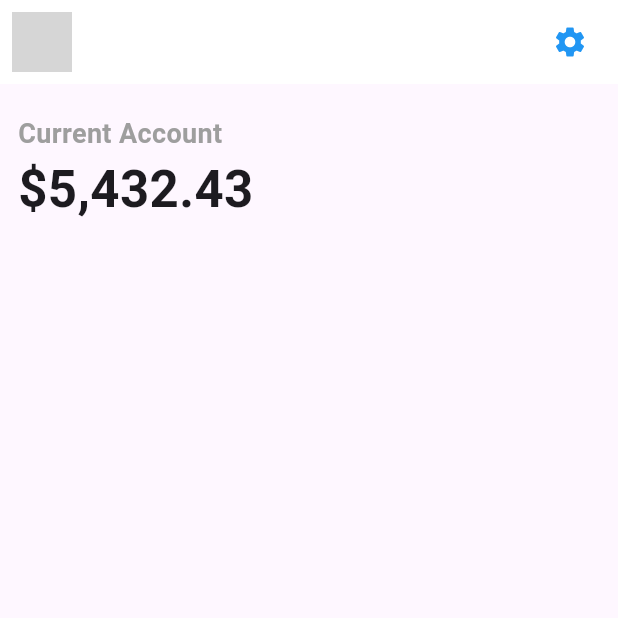
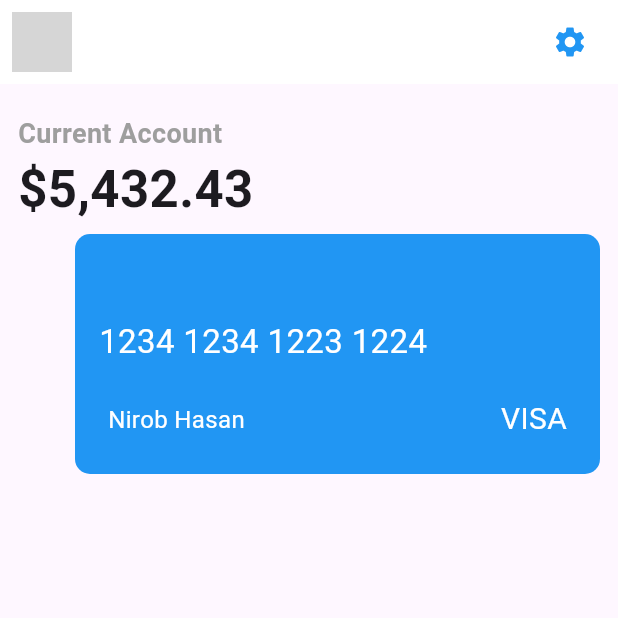
Before and after one commit to tutuldev/expense-app-with-flutter, a Flutter app: the screen it shows after launch, on a phone screen of 412 x 824 dp, the top half of it. Run offline on Flutter 3.47's test engine with Material 3 defaults, Android fonts, the phone set to English and light mode, and no system bars; network calls fail; grey boxes are pictures that could not be loaded.

Commit message:
card section

```diff
--- a/lib/screens/my_home_screen.dart
+++ b/lib/screens/my_home_screen.dart
@@ -1,3 +1,4 @@
+import 'package:expense_app/screens/widgets/credit_card.dart';
 import 'package:expense_app/screens/widgets/current_account.dart';
 import 'package:flutter/material.dart';
 
@@ -26,12 +27,13 @@ class MyHomeScreen extends StatelessWidget {
         ],
       ),
       body: Column(
+        crossAxisAlignment: CrossAxisAlignment.start,
         children: [
           //current account blance section
-          CurrentAcount()
+          CurrentAcount(),
 
           // cards
-
+          CreditCard(),
 
           // transections
 
--- /dev/null
+++ b/lib/screens/widgets/credit_card.dart
@@ -0,0 +1,40 @@
+import 'package:flutter/material.dart';
+
+class CreditCard extends StatelessWidget {
+  const CreditCard({super.key});
+
+  @override
+  Widget build(BuildContext context) {
+    return  Container(
+      height: 160,
+      width: 350,
+      margin: EdgeInsets.only(left: 50),
+      decoration: BoxDecoration(
+        borderRadius: BorderRadius.circular(10),
+        color:Colors.blue,
+      ),
+      child: Column(
+        mainAxisAlignment: MainAxisAlignment.end,
+        crossAxisAlignment: CrossAxisAlignment.start,
+        children: [
+           const Padding(
+            padding: EdgeInsets.only(left: 16.0),
+            child: Text("1234 1234 1223 1224",style: TextStyle(fontSize: 22,color: Colors.white),),
+          ),
+          const SizedBox(height: 22),
+          Padding(
+            padding: const EdgeInsets.symmetric(horizontal: 22),
+            child: Row(
+              mainAxisAlignment: MainAxisAlignment.spaceBetween,
+              children: const [
+                Text("Nirob Hasan",style: TextStyle(fontSize: 16,color: Colors.white),),
+                Text("VISA",style: TextStyle(fontSize: 20,color: Colors.white),)
+              ],
+            ),
+          ),
+          const SizedBox(height: 22),
+        ],
+      ),
+    );
+  }
+}
```
